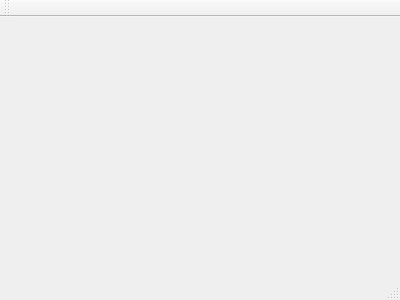
Before: the Qt Designer form mainwindow.ui in MasterScott/ChIRCPanel, drawn with Qt 5.
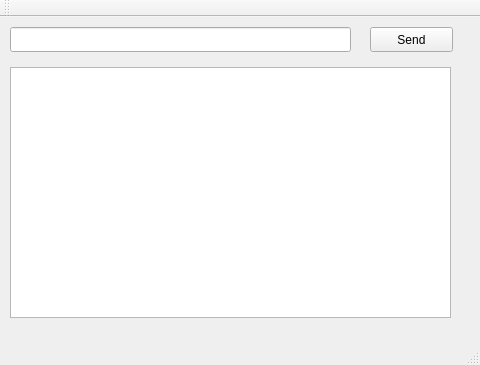
After: the same form once the commit is applied.

Patch:
```diff
--- a/mainwindow.ui
+++ b/mainwindow.ui
@@ -1,24 +1,76 @@
 <ui version="4.0">
  <class>MainWindow</class>
- <widget class="QMainWindow" name="MainWindow" >
-  <property name="geometry" >
+ <widget class="QMainWindow" name="MainWindow">
+  <property name="geometry">
    <rect>
     <x>0</x>
     <y>0</y>
-    <width>400</width>
-    <height>300</height>
+    <width>480</width>
+    <height>365</height>
    </rect>
   </property>
   <property name="windowTitle" >
    <string>MainWindow</string>
   </property>
-  <widget class="QMenuBar" name="menuBar" />
-  <widget class="QToolBar" name="mainToolBar" />
-  <widget class="QWidget" name="centralWidget" />
-  <widget class="QStatusBar" name="statusBar" />
+  <widget class="QWidget" name="centralWidget">
+   <widget class="QLineEdit" name="lineEdit">
+    <property name="geometry">
+     <rect>
+      <x>10</x>
+      <y>10</y>
+      <width>341</width>
+      <height>25</height>
+     </rect>
+    </property>
+   </widget>
+   <widget class="QPushButton" name="sendMsg">
+    <property name="geometry">
+     <rect>
+      <x>370</x>
+      <y>10</y>
+      <width>83</width>
+      <height>25</height>
+     </rect>
+    </property>
+    <property name="text">
+     <string>Send</string>
+    </property>
+   </widget>
+   <widget class="QListView" name="msgList">
+    <property name="geometry">
+     <rect>
+      <x>10</x>
+      <y>50</y>
+      <width>441</width>
+      <height>251</height>
+     </rect>
+    </property>
+    <property name="flow">
+     <enum>QListView::TopToBottom</enum>
+    </property>
+   </widget>
+  </widget>
+  <widget class="QMenuBar" name="menuBar">
+   <property name="geometry">
+    <rect>
+     <x>0</x>
+     <y>0</y>
+     <width>480</width>
+     <height>22</height>
+    </rect>
+   </property>
+  </widget>
+  <widget class="QToolBar" name="mainToolBar">
+   <attribute name="toolBarArea">
+    <enum>TopToolBarArea</enum>
+   </attribute>
+   <attribute name="toolBarBreak">
+    <bool>false</bool>
+   </attribute>
+  </widget>
+  <widget class="QStatusBar" name="statusBar"/>
  </widget>
- <layoutDefault spacing="6" margin="11" />
- <pixmapfunction></pixmapfunction>
+ <layoutdefault spacing="6" margin="11"/>
  <resources/>
  <connections/>
 </ui>
```
Left out of the diff: 5 changed lines with no effect on the pictures.
